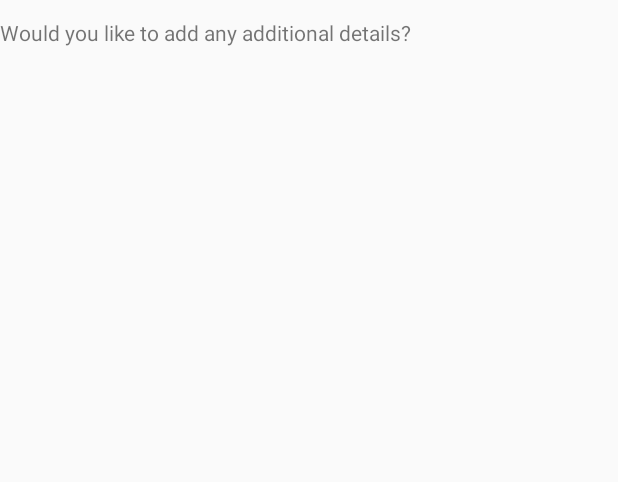
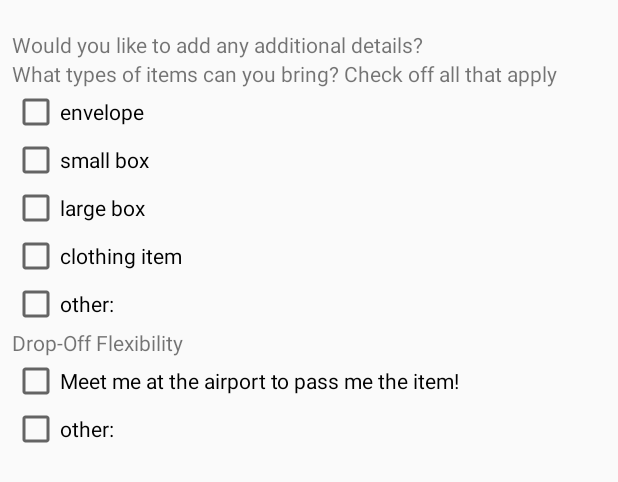
Before and after one commit to robertvunabandi/airspace-app-old, an Android app: the layout activity_additional_details.xml on its own in the app's theme, with its tools: preview values and no code run, on a phone screen of 412 x 824 dp. Shown: the top 482 px of the screen. Run offline under Robolectric (Android 15) with nearby library versions, the phone set to English and light mode, and no system bars.

Commit message:
additional details activity

```diff
--- a/app/src/main/java/com/example/mandaleeyp/teamrawrapp/AdditionalDetails.java
+++ b/app/src/main/java/com/example/mandaleeyp/teamrawrapp/AdditionalDetails.java
@@ -2,14 +2,84 @@ package com.example.mandaleeyp.teamrawrapp;
 
 import android.os.Bundle;
 import android.support.v7.app.AppCompatActivity;
+import android.view.View;
 import android.view.Window;
+import android.widget.CheckBox;
+import android.widget.EditText;
 
 public class AdditionalDetails extends AppCompatActivity {
+
+    public EditText et_other;
+    public CheckBox cb_envelope, cb_smallBox, cb_largeBox, cb_clothing, cb_other;
+
+    // each index refer to one thing, so [envelope, smbox, lgbox, clothing, other]
+    public Boolean[] itemBools = {false, false, false, false, false};
 
     @Override
     protected void onCreate(Bundle savedInstanceState) {
         super.onCreate(savedInstanceState);
         supportRequestWindowFeature(Window.FEATURE_NO_TITLE);
         setContentView(R.layout.activity_additional_details);
+
+        // get the items in the XML
+        et_other = (EditText) findViewById(R.id.et_other);
+        cb_envelope = (CheckBox) findViewById(R.id.cb_envelope);
+        cb_smallBox = (CheckBox) findViewById(R.id.cb_smallBox);
+        cb_largeBox = (CheckBox) findViewById(R.id.cb_largeBox);
+        cb_clothing = (CheckBox) findViewById(R.id.cb_clothing);
+        cb_other = (CheckBox) findViewById(R.id.cb_other);
+
+        // when user touches outside, we don't want to quit the dialog
+        this.setFinishOnTouchOutside(false);
+    }
+
+    public void onCheckboxClicked(View view) {
+
+        // Is the view now checked?
+        boolean checked = ((CheckBox) view).isChecked();
+
+        // Check which checkbox was clicked
+        switch (view.getId()) {
+            case R.id.cb_envelope: {
+                // TODO - change the index 0 of itemBools and maybe do other stuffs
+                if (checked) {
+
+                }
+                break;
+            }
+            case R.id.cb_smallBox: {
+                // TODO - change the index 1 of itemBools and maybe do other stuffs
+                if (checked) {
+
+                }
+                break;
+            }
+            case R.id.cb_largeBox: {
+                // TODO - change the index 2 of itemBools and maybe do other stuffs
+                if (checked) {
+
+                }
+                break;
+            }
+            case R.id.cb_clothing: {
+                // TODO - change the index 3 of itemBools and maybe do other stuffs
+                if (checked) {
+
+                }
+                break;
+            }
+            case R.id.cb_other: {
+                // TODO - change the index 3 of itemBools and maybe do other stuffs
+                if (checked) {
+                    et_other.setVisibility(View.VISIBLE);
+                } else {
+                    et_other.setVisibility(View.GONE);
+                }
+                break;
+            }
+            default: {
+                break;
+            }
+        }
     }
 }
--- a/app/src/main/java/com/example/mandaleeyp/teamrawrapp/fragments/TravelFragment.java
+++ b/app/src/main/java/com/example/mandaleeyp/teamrawrapp/fragments/TravelFragment.java
@@ -27,7 +27,6 @@ import com.loopj.android.http.RequestParams;
 import org.json.JSONArray;
 import org.json.JSONException;
 import org.json.JSONObject;
-import org.parceler.Parcels;
 
 import java.text.SimpleDateFormat;
 import java.util.Calendar;
@@ -220,7 +219,7 @@ public class TravelFragment extends Fragment {
                             } catch (JSONException e) {
                                 e.printStackTrace();
                                 String toastMessage = "JSON Parsing error in onSuccess";
-                                Log.e("TravelFragment", String.format("%s, %s", e.toString(), toastMessage));
+                                Log.e("TravelFragment", String.format("%s, %s", e, toastMessage));
                                 Toast.makeText(getContext(), String.format("%s", toastMessage), Toast.LENGTH_LONG).show();
                             }
                         }
@@ -266,7 +265,7 @@ public class TravelFragment extends Fragment {
     public void additionalDetailsDialog(TravelNotice travelNotice){
         Intent i = new Intent(getContext(), AdditionalDetails.class);
         // Parcels.wrap parselizes the data, to get it from the additionalDetails, do Parcels.unwrap(data.getParcelableExtra("travel_notice"));
-        i.putExtra("travel_notice", Parcels.wrap(travelNotice));
+        // i.putExtra("travel_notice", Parcels.wrap(travelNotice)); // TODO - FIX Parcel because it causes an error right now
         getContext().startActivity(i);
     }
 
--- a/app/src/main/res/layout/activity_additional_details.xml
+++ b/app/src/main/res/layout/activity_additional_details.xml
@@ -4,10 +4,11 @@
     xmlns:tools="http://schemas.android.com/tools"
     android:layout_width="match_parent"
     android:layout_height="match_parent"
+    android:padding="8dp"
     tools:context="com.example.mandaleeyp.teamrawrapp.AdditionalDetails">
 
     <TextView
-        android:id="@+id/textView"
+        android:id="@+id/tv_header"
         android:layout_width="match_parent"
         android:layout_height="wrap_content"
         android:layout_alignParentLeft="true"
@@ -15,4 +16,130 @@
         android:layout_alignParentTop="true"
         android:layout_marginTop="12dp"
         android:text="Would you like to add any additional details?" />
+
+    <TextView
+        android:id="@+id/tv_itemQuestion"
+        android:layout_width="match_parent"
+        android:layout_height="wrap_content"
+        android:layout_alignParentLeft="true"
+        android:layout_alignParentStart="true"
+        android:layout_below="@+id/tv_header"
+        android:text="What types of items can you bring? Check off all that apply" />
+    <!-- envelope, smbox, lgbox, clothing, other -->
+    <CheckBox
+        android:id="@+id/cb_envelope"
+        android:layout_width="wrap_content"
+        android:layout_height="wrap_content"
+        android:layout_alignParentLeft="true"
+        android:layout_alignParentStart="true"
+        android:layout_below="@+id/tv_itemQuestion"
+        android:onClick="onCheckboxClicked"
+        android:text="envelope" />
+
+    <CheckBox
+        android:id="@+id/cb_smallBox"
+        android:layout_width="wrap_content"
+        android:layout_height="wrap_content"
+        android:layout_alignParentLeft="true"
+        android:layout_alignParentStart="true"
+        android:layout_below="@+id/cb_envelope"
+        android:onClick="onCheckboxClicked"
+        android:text="small box" />
+
+    <CheckBox
+        android:id="@+id/cb_largeBox"
+        android:layout_width="wrap_content"
+        android:layout_height="wrap_content"
+        android:layout_alignParentLeft="true"
+        android:layout_alignParentStart="true"
+        android:layout_below="@+id/cb_smallBox"
+        android:onClick="onCheckboxClicked"
+        android:text="large box" />
+
+    <CheckBox
+        android:id="@+id/cb_clothing"
+        android:layout_width="wrap_content"
+        android:layout_height="wrap_content"
+        android:layout_alignParentLeft="true"
+        android:layout_alignParentStart="true"
+        android:layout_below="@+id/cb_largeBox"
+        android:onClick="onCheckboxClicked"
+        android:text="clothing item" />
+
+    <CheckBox
+        android:id="@+id/cb_other"
+        android:layout_width="wrap_content"
+        android:layout_height="wrap_content"
+        android:layout_alignParentLeft="true"
+        android:layout_alignParentStart="true"
+        android:layout_below="@+id/cb_clothing"
+        android:onClick="onCheckboxClicked"
+        android:text="other:" />
+
+    <android.support.design.widget.TextInputLayout
+        android:id="@+id/til_other"
+        android:layout_width="match_parent"
+        android:layout_height="wrap_content"
+        android:layout_alignBottom="@+id/cb_other"
+        android:layout_alignParentEnd="true"
+        android:layout_alignParentRight="true"
+        android:layout_below="@+id/cb_clothing"
+        android:layout_toEndOf="@+id/cb_other"
+        android:layout_toRightOf="@+id/cb_other">
+        <EditText
+            android:id="@+id/et_other"
+            android:layout_width="match_parent"
+            android:layout_height="wrap_content"
+            android:textSize="14sp"
+            android:visibility="gone" />
+    </android.support.design.widget.TextInputLayout>
+
+    <!-- flexibility drop off -->
+    <TextView
+        android:id="@+id/tv_dropoff"
+        android:layout_width="match_parent"
+        android:layout_height="wrap_content"
+        android:layout_alignParentLeft="true"
+        android:layout_alignParentStart="true"
+        android:layout_below="@+id/cb_other"
+        android:text="Drop-Off Flexibility" />
+
+    <CheckBox
+        android:id="@+id/cb_meetAirport"
+        android:layout_width="wrap_content"
+        android:layout_height="wrap_content"
+        android:layout_alignParentLeft="true"
+        android:layout_alignParentStart="true"
+        android:layout_below="@+id/tv_dropoff"
+        android:onClick="onCheckboxClicked"
+        android:text="Meet me at the airport to pass me the item!" />
+
+    <CheckBox
+        android:id="@+id/cb_dropoffOther"
+        android:layout_width="wrap_content"
+        android:layout_height="wrap_content"
+        android:layout_alignParentLeft="true"
+        android:layout_alignParentStart="true"
+        android:layout_below="@+id/cb_meetAirport"
+        android:onClick="onCheckboxClicked"
+        android:text="other:" />
+
+    <android.support.design.widget.TextInputLayout
+        android:id="@+id/til_dropoffOther"
+        android:layout_width="match_parent"
+        android:layout_height="wrap_content"
+        android:layout_alignBottom="@+id/cb_dropoffOther"
+        android:layout_below="@+id/cb_meetAirport"
+        android:layout_toEndOf="@+id/cb_dropoffOther"
+        android:layout_toRightOf="@+id/cb_dropoffOther">
+
+        <EditText
+            android:id="@+id/et_dropoffOther"
+            android:layout_width="match_parent"
+            android:layout_height="wrap_content"
+            android:textSize="14sp"
+            android:visibility="gone" />
+    </android.support.design.widget.TextInputLayout>
+
+
 </RelativeLayout>
```
